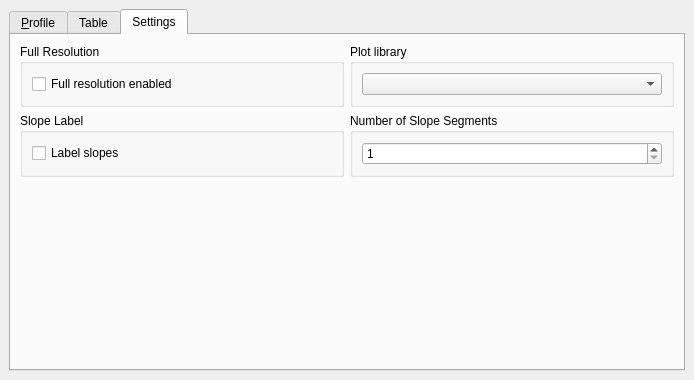
Qt form ui/profiletool.ui (mikebannis/profiletool) before a commit.
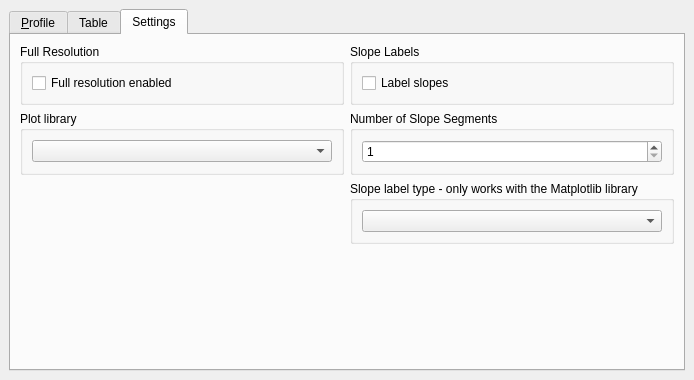
The same form after that commit. The open tabs and pages were chosen to show the change.

Commit message:
Degree/% grade labels and improved GUI
Slope segments can now be labeled with either degree slopes or percent
grade. Settings tab in GUI is cleaner. Still no labels in pyqtgraph.

```diff
--- a/ui/profiletool.ui
+++ b/ui/profiletool.ui
@@ -415,7 +415,7 @@
         <string>Settings</string>
        </attribute>
        <layout class="QGridLayout" name="gridLayout_2">
-        <item row="0" column="1">
+        <item row="1" column="0">
          <widget class="QGroupBox" name="groupBox_3">
           <property name="title">
            <string>Plot library</string>
@@ -449,10 +449,10 @@
           </layout>
          </widget>
         </item>
-        <item row="1" column="0">
+        <item row="0" column="1">
          <widget class="QGroupBox" name="groupBox_4">
           <property name="title">
-           <string>Slope Label</string>
+           <string>Slope Labels</string>
           </property>
           <layout class="QVBoxLayout" name="verticalLayout_9">
            <item>
@@ -495,7 +495,19 @@
 	  </layout>
          </widget>
         </item>
-        <item row="2" column="0">
+        <item row="2" column="1">
+         <widget class="QGroupBox" name="groupBox_6">
+          <property name="title">
+           <string>Slope label type - only works with the Matplotlib library</string>
+          </property>
+          <layout class="QVBoxLayout" name="verticalLayout_11">
+           <item>
+            <widget class="QComboBox" name="slopeLabelType"/>
+           </item>
+          </layout>
+         </widget>
+        </item>
+        <item row="3" column="0">
          <spacer name="verticalSpacer">
           <property name="orientation">
            <enum>Qt::Vertical</enum>
```
Left out of the diff: 2 changed lines with no effect on the pictures. The commit also changes 3 other files.
